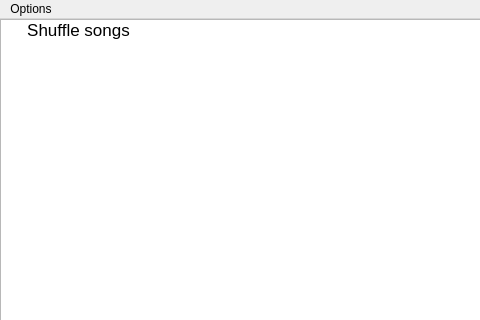
Qt form singleartistview.ui (gidzzz/openmediaplayer) before a commit; both pictures show x 0 to 480 and y 0 to 320 of the 800 by 480 pixel window.
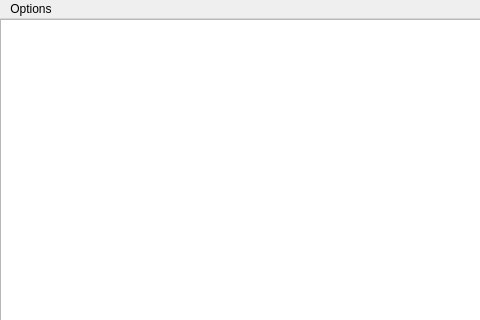
The same form after that commit. Custom widgets are drawn as their Qt base class.

Commit message: Modified SingleArtistView to use QListView.

What changed in the file:
```diff
--- a/singleartistview.ui
+++ b/singleartistview.ui
@@ -25,7 +25,7 @@
       <number>0</number>
      </property>
      <item>
-      <widget class="QListWidget" name="albumList">
+      <widget class="QListView" name="albumList">
        <property name="font">
         <font>
          <pointsize>13</pointsize>
```
The commit also changes 4 other files.
